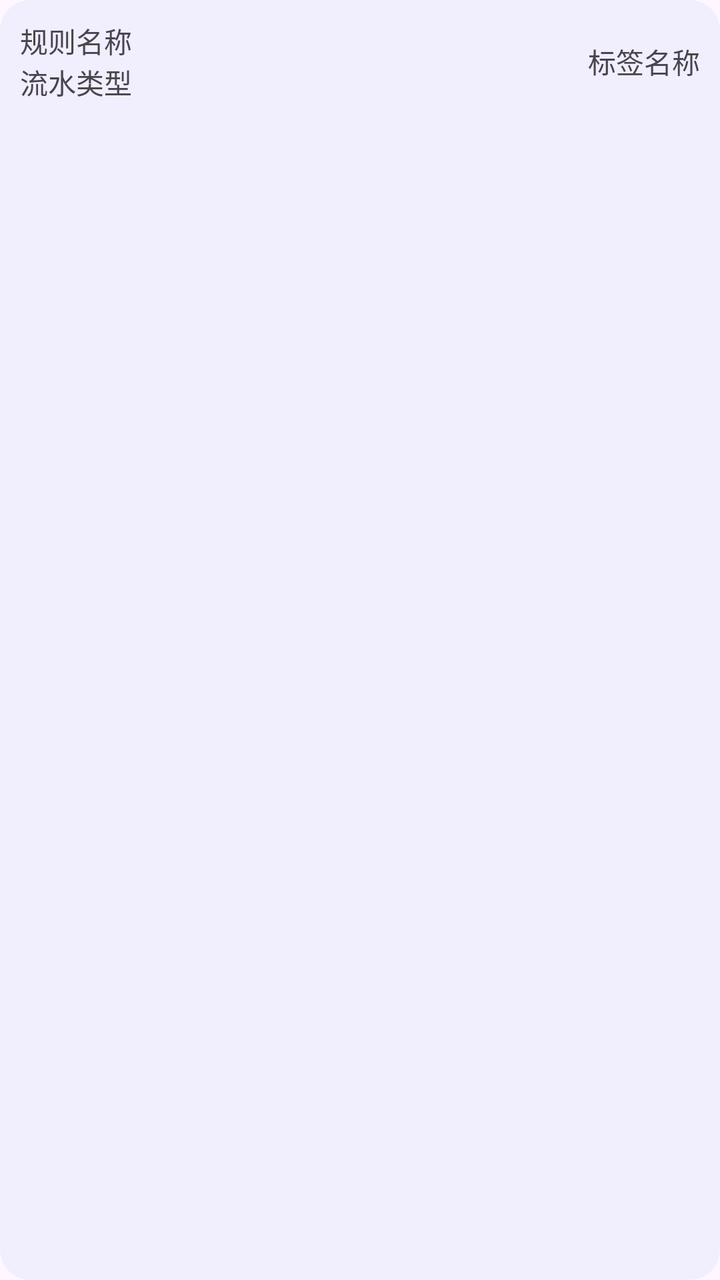
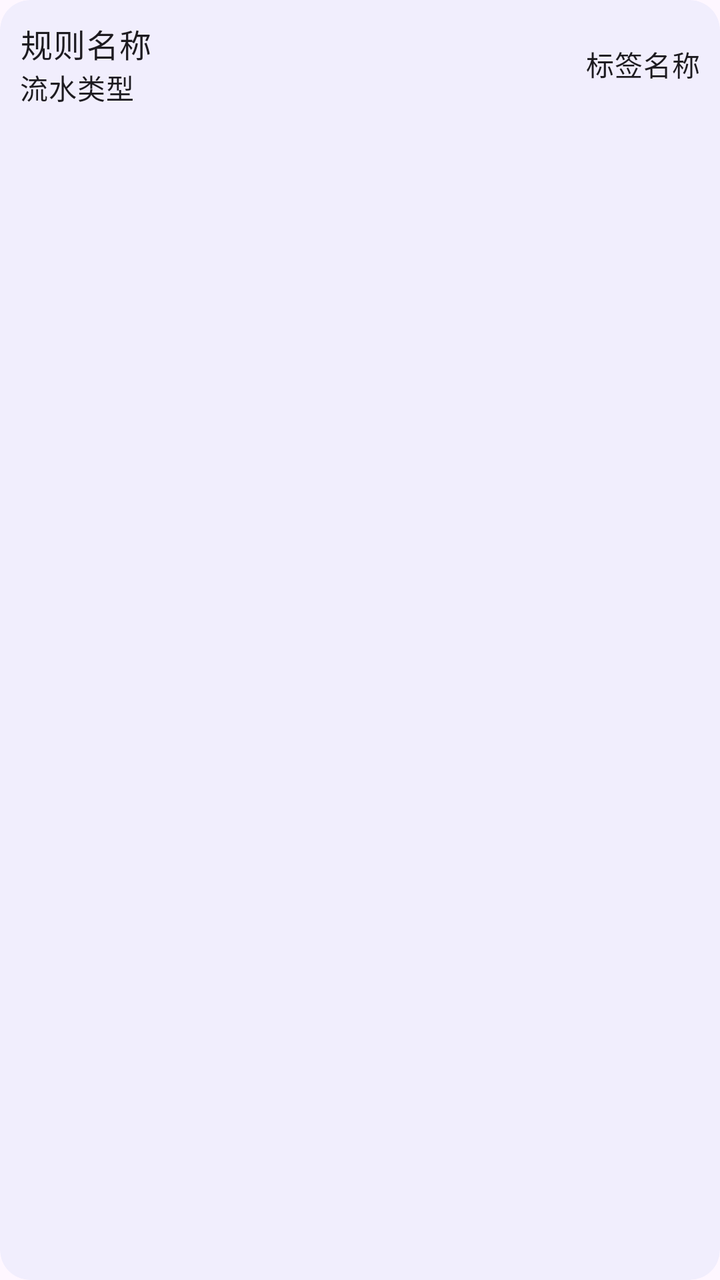

Before-and-after screenshots of an Android layout around one commit, followed by the original layout XML and the change that was made.
<!-- AndroidManifest.xml: application theme Theme.ManagerAssistant.Static -->
<!-- res/layout/view_holder_analysis_rule.xml -->
<?xml version="1.0" encoding="utf-8"?>
<com.google.android.material.card.MaterialCardView xmlns:android="http://schemas.android.com/apk/res/android"
    android:id="@+id/root_layout"
    style="@style/ContentCardStyle"
    android:layout_width="match_parent"
    android:layout_height="wrap_content"
    android:layout_marginLeft="10dp"
    android:layout_marginTop="5dp"
    android:layout_marginRight="10dp"
    android:layout_marginBottom="0dp"
    android:background="?selectableItemBackground"
    android:clickable="true"
    android:focusable="true">

    <LinearLayout
        android:layout_width="match_parent"
        android:layout_height="wrap_content"
        android:orientation="horizontal"
        android:padding="10dp">

        <LinearLayout
            android:layout_width="0dp"
            android:layout_height="wrap_content"
            android:layout_weight="1"
            android:orientation="vertical">

            <com.google.android.material.textview.MaterialTextView
                android:id="@+id/rule_name_text"
                android:layout_width="wrap_content"
                android:layout_height="wrap_content"
                android:text="@string/rule_name" />

            <com.google.android.material.textview.MaterialTextView
                android:id="@+id/type_text"
                android:layout_width="wrap_content"
                android:layout_height="wrap_content"
                android:text="@string/running_account_type" />
        </LinearLayout>

        <com.google.android.material.textview.MaterialTextView
            android:id="@+id/tag_name_text"
            android:layout_width="wrap_content"
            android:layout_height="wrap_content"
            android:layout_gravity="center_vertical"
            android:text="@string/tag_name" />
    </LinearLayout>
</com.google.android.material.card.MaterialCardView>
<!-- resources referenced by this layout -->
<resources>
  <string name="rule_name">规则名称</string>
  <string name="running_account_type">流水类型</string>
  <string name="tag_name">标签名称</string>
  <style name="ContentCardStyle">
          <item name="cardBackgroundColor">@color/card_background_color</item>
          <item name="cardCornerRadius">15dp</item>
          <item name="strokeColor">@android:color/transparent</item>
          <item name="android:layout_marginTop">10dp</item>
          <item name="android:layout_marginStart">10dp</item>
          <item name="android:layout_marginEnd">10dp</item>
          <item name="android:layout_marginBottom">10dp</item>
      </style>
  <style name="Theme.ManagerAssistant.Static" parent="Theme.Material3.Light.NoActionBar">
          
          <item name="colorPrimary">@color/color_primary</item>
          <item name="colorOnPrimary">@color/color_on_primary</item>
          <item name="colorPrimaryContainer">@color/color_primary_container</item>
          
          <item name="colorSecondaryContainer">@color/color_secondary_container</item>
          
          <item name="android:statusBarColor">?attr/colorSurface</item>
          
          <item name="colorSurface">@color/color_surface</item>
          <item name="colorSurfaceContainer">@color/color_surface_container</item>
          <item name="colorSurfaceContainerLow">@color/color_surface_container_low</item>
  
          <item name="toolbarStyle">@style/ToolBarStyle</item>
          <item name="drawableTint">?attr/colorPrimary</item>
          <item name="colorControlActivated">?attr/colorPrimary</item>
          <item name="android:windowLightStatusBar">true</item>
          <item name="android:navigationBarColor">?attr/colorSurface</item>
      </style>
  <color name="color_primary">#0055d6</color>
  <color name="color_on_primary">#ffffff</color>
  <color name="color_primary_container">#d8e1fe</color>
  <color name="color_secondary_container">#e0e1ff</color>
  <color name="color_surface">#faf9ff</color>
  <color name="color_surface_container">#ebedfa</color>
  <color name="color_surface_container_low">#edeffc</color>
  <style name="ToolBarStyle" parent="Widget.Material3.Toolbar">
          <item name="android:backgroundTint">?attr/colorSurface</item>
          <item name="navigationIconTint">?attr/colorPrimary</item>
          <item name="contentInsetStart">10dp</item>
          <item name="titleTextAppearance">@style/TitleStyle</item>
      </style>
  <style name="TitleStyle">
          <item name="android:textSize">23sp</item>
      </style>
</resources>

<!-- the commit's change to res/layout/view_holder_analysis_rule.xml (unified diff, before → after) -->
@@ -26,12 +26,14 @@
 
             <com.google.android.material.textview.MaterialTextView
                 android:id="@+id/rule_name_text"
+                style="@style/LargeBodyTextViewStyle"
                 android:layout_width="wrap_content"
                 android:layout_height="wrap_content"
                 android:text="@string/rule_name" />
 
             <com.google.android.material.textview.MaterialTextView
                 android:id="@+id/type_text"
+                style="@style/MediumBodyTextViewStyle"
                 android:layout_width="wrap_content"
                 android:layout_height="wrap_content"
                 android:text="@string/running_account_type" />
@@ -39,6 +41,7 @@
 
         <com.google.android.material.textview.MaterialTextView
             android:id="@+id/tag_name_text"
+            style="@style/MediumBodyTextViewStyle"
             android:layout_width="wrap_content"
             android:layout_height="wrap_content"
             android:layout_gravity="center_vertical"
<!-- resource entries referenced after the edit -->
@@ -11,6 +11,20 @@
           <item name="android:layout_marginStart">10dp</item>
           <item name="android:layout_marginEnd">10dp</item>
           <item name="android:layout_marginBottom">10dp</item>
+      </style>
+  <style name="LargeBodyTextViewStyle" parent="TextViewStyleBase">
+          <item name="android:paddingStart">0dp</item>
+          <item name="android:paddingBottom">0dp</item>
+          <item name="android:paddingEnd">0dp</item>
+          <item name="android:paddingTop">0dp</item>
+          <item name="android:textAppearance">?attr/textAppearanceBodyLarge</item>
+      </style>
+  <style name="MediumBodyTextViewStyle" parent="TextViewStyleBase">
+          <item name="android:paddingStart">0dp</item>
+          <item name="android:paddingBottom">0dp</item>
+          <item name="android:paddingEnd">0dp</item>
+          <item name="android:paddingTop">0dp</item>
+          <item name="android:textAppearance">?attr/textAppearanceBodyMedium</item>
       </style>
   <style name="Theme.ManagerAssistant.Static" parent="Theme.Material3.Light.NoActionBar">
           
@@ -32,6 +46,12 @@
           <item name="android:windowLightStatusBar">true</item>
           <item name="android:navigationBarColor">?attr/colorSurface</item>
       </style>
+  <style name="TextViewStyleBase">
+          <item name="android:paddingStart">10dp</item>
+          <item name="android:paddingEnd">10dp</item>
+          <item name="android:paddingTop">10dp</item>
+          <item name="android:paddingBottom">10dp</item>
+      </style>
   <color name="color_primary">#0055d6</color>
   <color name="color_on_primary">#ffffff</color>
   <color name="color_primary_container">#d8e1fe</color>
@@ -43,10 +63,7 @@
           <item name="android:backgroundTint">?attr/colorSurface</item>
           <item name="navigationIconTint">?attr/colorPrimary</item>
           <item name="contentInsetStart">10dp</item>
-          <item name="titleTextAppearance">@style/TitleStyle</item>
-      </style>
-  <style name="TitleStyle">
-          <item name="android:textSize">23sp</item>
+          <item name="titleTextAppearance">?attr/textAppearanceHeadlineSmall</item>
       </style>
 </resources>
 
